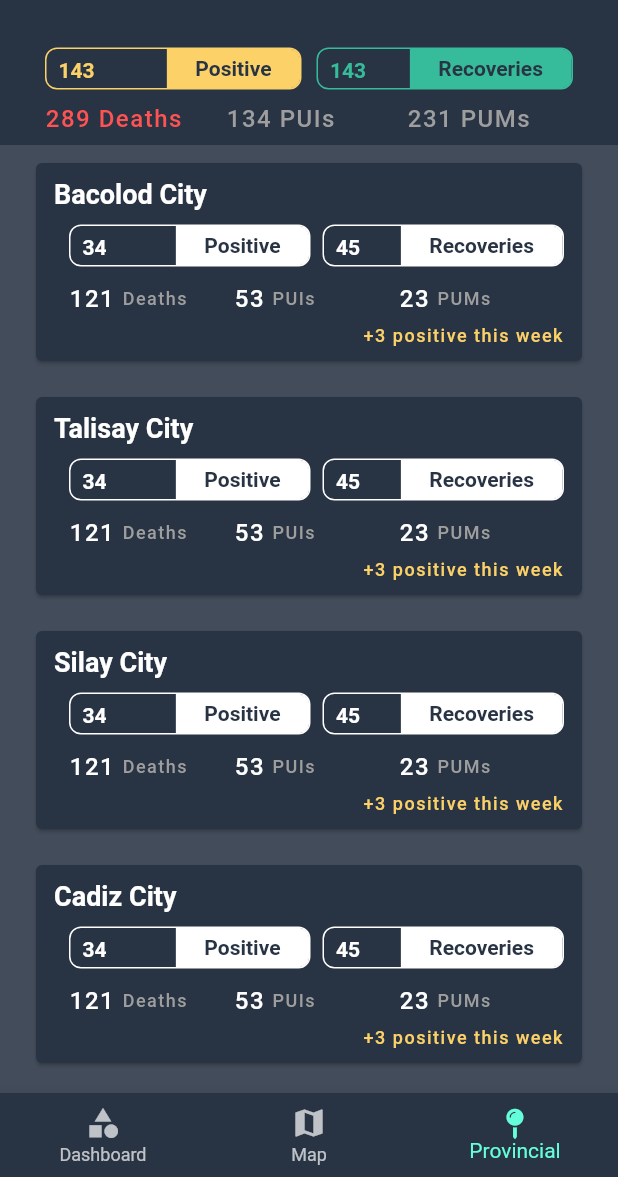
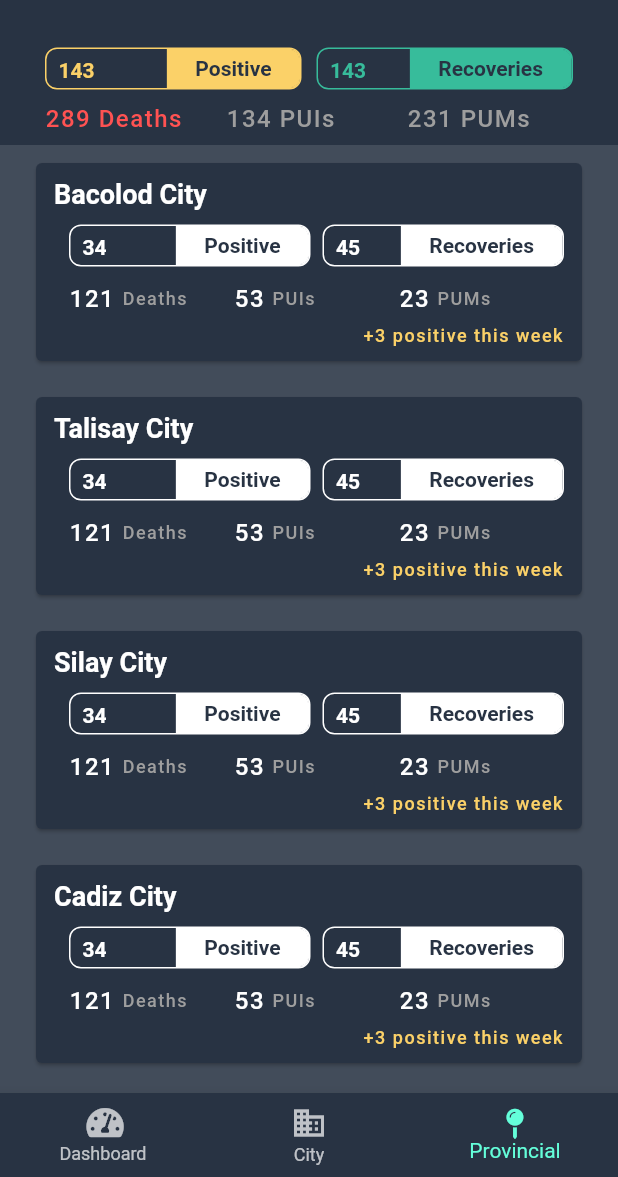
Before and after one commit to ChristianGerardHizon/negros_tracker, a Flutter app: the TabsPage screen opened by its route, item 3 of the bottom bar chosen, on a phone screen of 412 x 824 dp, the part 59-1236 px from its top. Run offline on Flutter 3.47's test engine with Material 2 defaults, Android fonts, the phone set to English and light mode, and no system bars; our stand-ins replace bloc, dio, equatable, flutter_bloc, font_awesome_flutter, google_maps_flutter.

Commit message:
Updated UI

```diff
--- a/lib/app/blocs/blocs.dart
+++ b/lib/app/blocs/blocs.dart
@@ -1,3 +1,12 @@
+/*******************************************************************************
+ * Created by Christian Gerard E. Hizon on 4/23/20 11:45 AM
+ * Copyright (c) 2020 . All rights reserved.
+ * Last modified 4/23/20 11:45 AM
+ ******************************************************************************/
+
+export 'tabs/bloc.dart';
+export 'tabs/events.dart';
+export 'tabs/state.dart';
 /*******************************************************************************
  * Created by Christian Gerard E. Hizon on 4/20/20 2:02 PM
  * Copyright (c) 2020 . All rights reserved.
--- a/lib/app/blocs/tabs/bloc.dart
+++ b/lib/app/blocs/tabs/bloc.dart
@@ -1,11 +1,14 @@
 /*******************************************************************************
- * Created by Christian Gerard E. Hizon on 4/22/20 5:34 PM
+ * Created by Christian Gerard E. Hizon on 4/23/20 11:45 AM
  * Copyright (c) 2020 . All rights reserved.
- * Last modified 4/22/20 5:34 PM
+ * Last modified 4/23/20 11:45 AM
  ******************************************************************************/
 
 import 'package:covidstats/app/blocs/tabs/events.dart';
 import 'package:covidstats/app/blocs/tabs/state.dart';
+import 'package:covidstats/app/screens/dashboard/dashboard.dart';
+import 'package:covidstats/app/screens/map/map.dart';
+import 'package:covidstats/app/screens/provincial/provincial.dart';
 /*******************************************************************************
  * Created by Christian Gerard E. Hizon on 4/22/20 2:02 PM
  * Copyright (c) 2020 . All rights reserved.
@@ -15,12 +18,29 @@ import 'package:flutter_bloc/flutter_bloc.dart';
 
 class TabsBloc extends Bloc<TabsEvent, TabsState> {
   @override
-  TabsState get initialState => TabsState(position: 0);
+  TabsState get initialState => _mapThemeChange(0);
 
   @override
   Stream<TabsState> mapEventToState(TabsEvent event) async* {
     if (event is TabChanged) {
-      yield TabsState(position: event.position);
+      yield _mapThemeChange(event.position);
     }
   }
+
+  TabsState _mapThemeChange(int position) {
+    TabsState state;
+
+    switch (position) {
+      case 0:
+        state = TabsState(currentTab: MapPage(), position: position);
+        break;
+      case 1:
+        state = TabsState(currentTab: DashboardPage(), position: position);
+        break;
+      case 2:
+        state = TabsState(currentTab: ProvincialPage(), position: position);
+        break;
+    }
+    return state;
+  }
 }
--- a/lib/app/blocs/tabs/state.dart
+++ b/lib/app/blocs/tabs/state.dart
@@ -1,16 +1,18 @@
 /*******************************************************************************
- * Created by Christian Gerard E. Hizon on 4/22/20 5:34 PM
+ * Created by Christian Gerard E. Hizon on 4/23/20 11:45 AM
  * Copyright (c) 2020 . All rights reserved.
- * Last modified 4/22/20 5:31 PM
+ * Last modified 4/23/20 11:13 AM
  ******************************************************************************/
 
 import 'package:equatable/equatable.dart';
+import 'package:flutter/widgets.dart';
 
 class TabsState extends Equatable {
+  final Widget currentTab;
   final int position;
 
-  TabsState({this.position}) : assert(position != null);
+  TabsState({this.position, this.currentTab}) : assert(currentTab != null);
 
   @override
-  List<Object> get props => [position];
+  List<Object> get props => [currentTab, position];
 }
--- a/lib/app/models/themes.dart
+++ b/lib/app/models/themes.dart
@@ -1,9 +1,10 @@
 /*******************************************************************************
- * Created by Christian Gerard E. Hizon on 4/22/20 12:48 PM
+ * Created by Christian Gerard E. Hizon on 4/23/20 11:45 AM
  * Copyright (c) 2020 . All rights reserved.
- * Last modified 4/21/20 10:41 PM
+ * Last modified 4/23/20 11:11 AM
  ******************************************************************************/
 
+// ignore: slash_for_doc_comments
 // ignore: slash_for_doc_comments
 enum ThemeType {
   light,
--- a/lib/app/screens/tabs/tabs.dart
+++ b/lib/app/screens/tabs/tabs.dart
@@ -1,21 +1,12 @@
 /*******************************************************************************
- * Created by Christian Gerard E. Hizon on 4/22/20 5:58 PM
+ * Created by Christian Gerard E. Hizon on 4/23/20 11:45 AM
  * Copyright (c) 2020 . All rights reserved.
- * Last modified 4/22/20 5:57 PM
+ * Last modified 4/23/20 11:45 AM
  ******************************************************************************/
 
 import 'package:covidstats/app/blocs/tabs/bloc.dart';
-import 'package:covidstats/app/blocs/tabs/events.dart';
 import 'package:covidstats/app/blocs/tabs/state.dart';
-import 'package:covidstats/app/screens/dashboard/dashboard.dart';
-import 'package:covidstats/app/screens/map/map.dart';
-/*******************************************************************************
- * Created by Christian Gerard E. Hizon on 4/22/20 5:06 PM
- * Copyright (c) 2020 . All rights reserved.
- * Last modified 4/22/20 5:06 PM
- ******************************************************************************/
-
-import 'package:covidstats/app/screens/provincial/provincial.dart';
+import 'package:covidstats/app/screens/tabs/tabs_bottom_nav.dart';
 import 'package:flutter/cupertino.dart';
 /*******************************************************************************
  * Created by Christian Gerard E. Hizon on 4/21/20 4:13 PM
@@ -25,65 +16,17 @@ import 'package:flutter/cupertino.dart';
 
 import 'package:flutter/material.dart';
 import 'package:flutter_bloc/flutter_bloc.dart';
-import 'package:font_awesome_flutter/font_awesome_flutter.dart';
 
 class TabsPage extends StatelessWidget {
   static const String route = 'tabs';
 
   @override
   Widget build(BuildContext context) {
-    final TabsBloc _tabBloc = BlocProvider.of<TabsBloc>(context);
-
-    buildTab(int index) {
-      if (index == 0) {
-        return DashboardPage();
-      } else if (index == 1) {
-        return MapPage();
-      } else if (index == 2) {
-        return ProvincialPage();
-      } else {
-        return Container(child: Text('Not Found'));
-      }
-    }
-
     return BlocBuilder<TabsBloc, TabsState>(
       builder: (BuildContext context, TabsState state) {
         return Scaffold(
-          body: buildTab(state.position),
-          bottomNavigationBar: BottomNavigationBar(
-            currentIndex: state.position,
-            onTap: (i) => _tabBloc.add(TabChanged(position: i)),
-            backgroundColor: Theme
-                .of(context)
-                .scaffoldBackgroundColor,
-            items: [
-              BottomNavigationBarItem(
-                icon: Icon(
-                  Icons.category,
-                ),
-                title: Text(
-                  "Dashboard",
-                ),
-              ),
-              BottomNavigationBarItem(
-                icon: Icon(
-                  Icons.map,
-                ),
-                title: Text(
-                  "Map",
-                ),
-              ),
-              BottomNavigationBarItem(
-                icon: Icon(
-                  FontAwesomeIcons.mapPin,
-                  size: 20,
-                ),
-                title: Text(
-                  "Provincial",
-                ),
-              ),
-            ],
-          ),
+          body: state.currentTab,
+          bottomNavigationBar: TabsBottomNavigation(),
         );
       },
     );
--- /dev/null
+++ b/lib/app/screens/tabs/tabs_bottom_nav.dart
@@ -0,0 +1,76 @@
+/*******************************************************************************
+ * Created by Christian Gerard E. Hizon on 4/23/20 11:45 AM
+ * Copyright (c) 2020 . All rights reserved.
+ * Last modified 4/23/20 11:45 AM
+ ******************************************************************************/
+
+import 'package:covidstats/app/blocs/blocs.dart';
+
+/*******************************************************************************
+ * Created by Christian Gerard E. Hizon on 4/23/20 11:16 AM
+ * Copyright (c) 2020 . All rights reserved.
+ * Last modified 4/23/20 11:16 AM
+ ******************************************************************************/
+import 'package:covidstats/app/blocs/tabs/bloc.dart';
+import 'package:covidstats/app/blocs/tabs/state.dart';
+import 'package:flutter/material.dart';
+import 'package:flutter_bloc/flutter_bloc.dart';
+import 'package:font_awesome_flutter/font_awesome_flutter.dart';
+
+class TabsBottomNavigation extends StatefulWidget {
+  @override
+  _TabsBottomNavigationState createState() => _TabsBottomNavigationState();
+}
+
+class _TabsBottomNavigationState extends State<TabsBottomNavigation> {
+  TabsBloc _tabBloc;
+
+  @override
+  void initState() {
+    _tabBloc = BlocProvider.of<TabsBloc>(context);
+    super.initState();
+  }
+
+  @override
+  Widget build(BuildContext context) {
+    return BlocBuilder<TabsBloc, TabsState>(
+        builder: (BuildContext context, TabsState state) {
+      return BottomNavigationBar(
+        currentIndex: state.position,
+        onTap: (i) => _tabBloc.add(TabChanged(position: i)),
+        backgroundColor: Theme.of(context).scaffoldBackgroundColor,
+        items: [
+          BottomNavigationBarItem(
+            icon: Icon(
+              FontAwesomeIcons.tachometerAlt,
+              size: 22,
+            ),
+            title: Container(
+              padding: EdgeInsets.only(top: 4),
+              child: Text(
+                "Dashboard",
+              ),
+            ),
+          ),
+          BottomNavigationBarItem(
+            icon: Icon(
+              Icons.domain,
+            ),
+            title: Text(
+              "City",
+            ),
+          ),
+          BottomNavigationBarItem(
+            icon: Icon(
+              FontAwesomeIcons.mapPin,
+              size: 20,
+            ),
+            title: Text(
+              "Provincial",
+            ),
+          ),
+        ],
+      );
+    });
+  }
+}
--- a/pubspec.yaml
+++ b/pubspec.yaml
@@ -48,6 +48,9 @@ dependencies:
   # https://pub.dev/packages/google_maps_flutter
   google_maps_flutter: ^0.5.26+2
 
+  # https://pub.dev/packages/geocoder
+  geocoder: ^0.2.1
+
 
 dev_dependencies:
   flutter_test:
```
Also changed, not shown: pubspec.lock.
